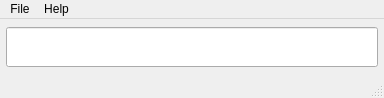
First picture: the form in src/forms/mainwindow.ui, repository vetux/qcalculator, before the edit.
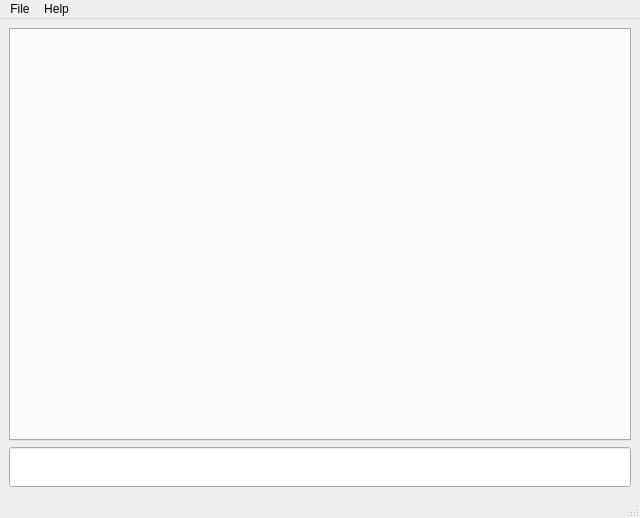
Second picture: the form after the edit.

Commit message: Move history widget to native gui, Add tab widget to native gui, Check for missing addons in main window constructor, Add all available native gui widgets to gui.py.

What changed in the file:
```diff
--- a/src/forms/mainwindow.ui
+++ b/src/forms/mainwindow.ui
@@ -6,8 +6,8 @@
    <rect>
     <x>0</x>
     <y>0</y>
-    <width>384</width>
-    <height>98</height>
+    <width>640</width>
+    <height>518</height>
    </rect>
   </property>
   <property name="minimumSize">
@@ -19,20 +19,55 @@
   <property name="windowTitle">
    <string/>
   </property>
-  <widget class="QWidget" name="rootWidget">
+  <widget class="QWidget" name="widget_root">
+   <layout class="QVBoxLayout" name="verticalLayout_2">
+    <item>
+     <widget class="QTabWidget" name="tabWidget_main">
+      <property name="styleSheet">
+       <string notr="true">QTabWidget::pane { margin: 0px,0px,0px,0px }</string>
+      </property>
+      <property name="currentIndex">
+       <number>0</number>
+      </property>
+      <property name="documentMode">
+       <bool>false</bool>
+      </property>
+      <property name="tabsClosable">
+       <bool>false</bool>
+      </property>
+      <property name="movable">
+       <bool>false</bool>
+      </property>
+      <property name="tabBarAutoHide">
+       <bool>true</bool>
+      </property>
+      <widget class="QWidget" name="tab_history">
+       <property name="styleSheet">
+        <string notr="true"/>
+       </property>
+       <attribute name="title">
+        <string>History</string>
+       </attribute>
    <layout class="QVBoxLayout" name="verticalLayout">
+        <property name="spacing">
+         <number>6</number>
+        </property>
     <property name="leftMargin">
-     <number>6</number>
+         <number>0</number>
     </property>
     <property name="topMargin">
-     <number>6</number>
+         <number>0</number>
     </property>
     <property name="rightMargin">
-     <number>6</number>
+         <number>0</number>
     </property>
     <property name="bottomMargin">
-     <number>6</number>
-    </property>
+         <number>0</number>
+        </property>
+       </layout>
+      </widget>
+     </widget>
+    </item>
     <item>
      <widget class="QLineEdit" name="lineEdit_input">
       <property name="minimumSize">
@@ -56,7 +91,7 @@
     <rect>
      <x>0</x>
      <y>0</y>
-     <width>384</width>
+     <width>640</width>
      <height>22</height>
     </rect>
    </property>
```
Left out of the diff: 1 changed line with no effect on the pictures. Lines whose indentation alone changed are shown as unchanged. The commit also changes 8 other files.
